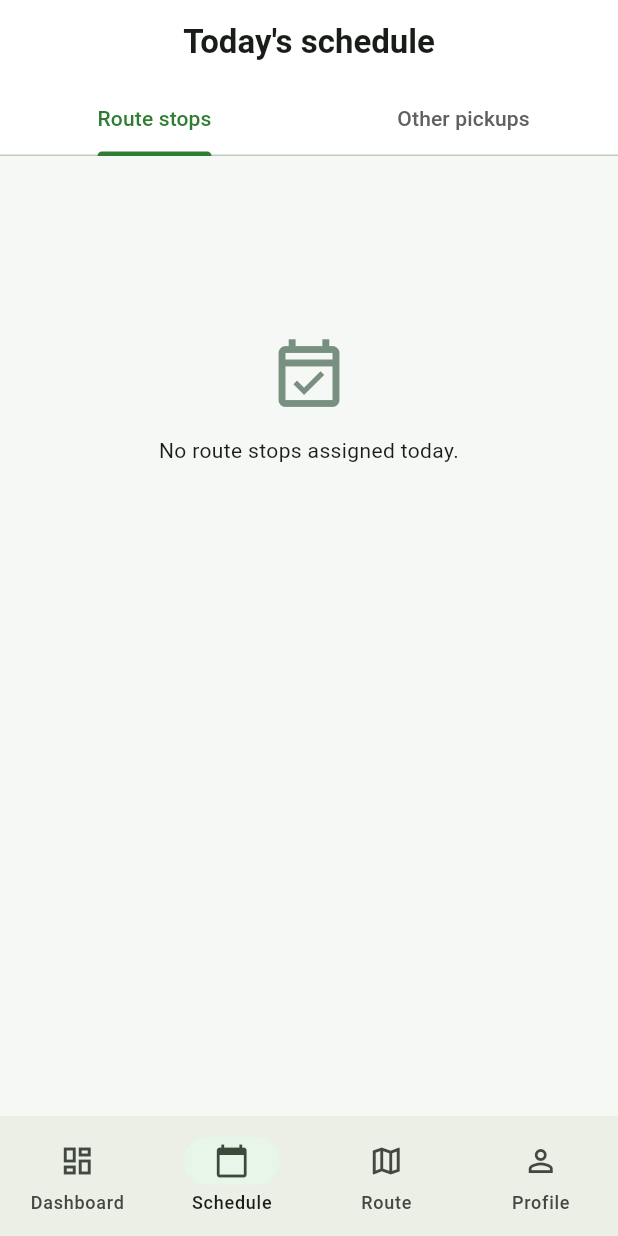
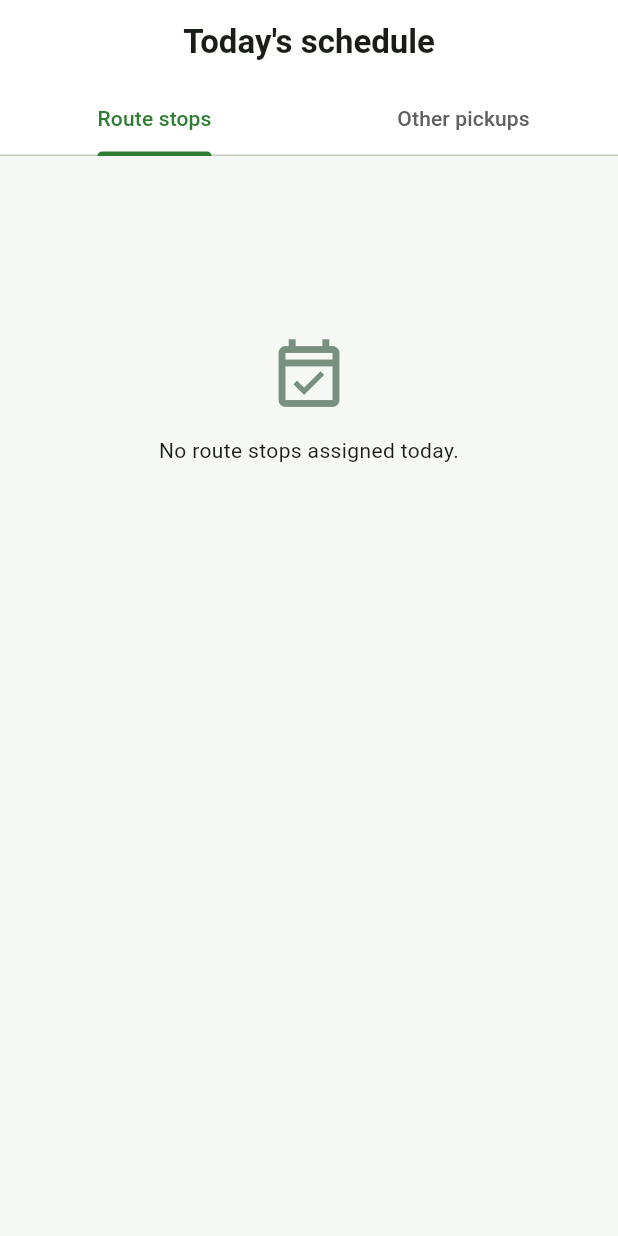
Before and after one commit to thisantha01/EcoTrack--Neighborhood-Waste-and-Recycling-Coordination-System-, a Flutter app: the TodayScheduleScreen screen opened directly, on a phone screen of 412 x 824 dp. Run offline on Flutter 3.47's test engine with Material 3 defaults, Android fonts, the phone set to English and light mode, and no system bars; our stand-ins replace cached_network_image, flutter_map, flutter_secure_storage, geolocator, image_picker, latlong2; accounts and stored records are empty; network calls fail.

Commit message:
fix bottom navigation bar issue in driver dashboard

```diff
--- a/frontend_flutter/lib/screens/driver/driver_dashboard.dart
+++ b/frontend_flutter/lib/screens/driver/driver_dashboard.dart
@@ -4,7 +4,7 @@ import 'package:provider/provider.dart';
 import '../../providers/auth_provider.dart';
 import '../../providers/driver_provider.dart';
 import '../profile/profile_screen.dart';
-import 'assign_pickup_screen.dart';
+import 'today_schedule_screen.dart';
 import 'today_route_screen.dart';
 
 class DriverDashboard extends StatefulWidget {
@@ -22,7 +22,7 @@ class _DriverDashboardState extends State<DriverDashboard> {
     const pages = [
       _DriverHome(),
       TodayRouteScreen(),
-      AssignPickupScreen(),
+      TodayScheduleScreen(),
       ProfileScreen(),
     ];
     return Scaffold(
--- a/frontend_flutter/lib/screens/driver/pickup_detail_screen.dart
+++ b/frontend_flutter/lib/screens/driver/pickup_detail_screen.dart
@@ -2,7 +2,7 @@ import 'package:flutter/material.dart';
 import 'package:provider/provider.dart';
 import '../../models/pickup_model.dart';
 import '../../providers/driver_provider.dart';
-import 'widgets/driver_bottom_navigation.dart';
+
 
 class PickupDetailScreen extends StatefulWidget {
   final PickupModel pickup;
@@ -362,7 +362,7 @@ class _PickupDetailScreenState extends State<PickupDetailScreen> {
           ),
         ),
       ),
-      bottomNavigationBar: const DriverBottomNavigation(selectedIndex: 1),
+
     );
   }
 }
--- a/frontend_flutter/lib/screens/driver/today_route_screen.dart
+++ b/frontend_flutter/lib/screens/driver/today_route_screen.dart
@@ -4,7 +4,7 @@ import 'package:latlong2/latlong.dart';
 import 'package:provider/provider.dart';
 
 import '../../providers/driver_provider.dart';
-import 'widgets/driver_bottom_navigation.dart';
+
 
 class TodayRouteScreen extends StatefulWidget {
   const TodayRouteScreen({super.key, this.showBottomNavigationBar = true});
@@ -102,9 +102,7 @@ class _TodayRouteScreenState extends State<TodayRouteScreen> {
                     _StopList(route: route!, stops: stops, onTap: (stop) => _showStopActions(route, stop)),
                 ],
               ),
-      bottomNavigationBar: widget.showBottomNavigationBar
-          ? const DriverBottomNavigation(selectedIndex: 2)
-          : null,
+
     );
   }
 
--- a/frontend_flutter/lib/screens/driver/today_schedule_screen.dart
+++ b/frontend_flutter/lib/screens/driver/today_schedule_screen.dart
@@ -3,7 +3,7 @@ import 'package:provider/provider.dart';
 
 import '../../providers/driver_provider.dart';
 import 'pickup_detail_screen.dart';
-import 'widgets/driver_bottom_navigation.dart';
+
 
 class TodayScheduleScreen extends StatefulWidget {
   const TodayScheduleScreen({super.key, this.showBottomNavigationBar = true});
@@ -89,9 +89,7 @@ class _TodayScheduleScreenState extends State<TodayScheduleScreen>
                 ],
               ),
             ),
-      bottomNavigationBar: widget.showBottomNavigationBar
-          ? const DriverBottomNavigation(selectedIndex: 1)
-          : null,
+
     );
   }
 
--- a/frontend_flutter/lib/screens/driver/widgets/driver_bottom_navigation.dart
+++ /dev/null
@@ -1,45 +0,0 @@
-import 'package:flutter/material.dart';
-
-import '../driver_dashboard.dart';
-
-class DriverBottomNavigation extends StatelessWidget {
-  const DriverBottomNavigation({super.key, required this.selectedIndex});
-
-  final int selectedIndex;
-
-  @override
-  Widget build(BuildContext context) => NavigationBar(
-        selectedIndex: selectedIndex,
-        indicatorColor: const Color(0xFFE8F5E9),
-        onDestinationSelected: (index) {
-          Navigator.of(context).pushAndRemoveUntil(
-            MaterialPageRoute<void>(
-              builder: (_) => DriverDashboard(initialIndex: index),
-            ),
-            (_) => false,
-          );
-        },
-        destinations: const [
-          NavigationDestination(
-            icon: Icon(Icons.dashboard_outlined),
-            selectedIcon: Icon(Icons.dashboard),
-            label: 'Dashboard',
-          ),
-          NavigationDestination(
-            icon: Icon(Icons.calendar_today_outlined),
-            selectedIcon: Icon(Icons.calendar_today),
-            label: 'Schedule',
-          ),
-          NavigationDestination(
-            icon: Icon(Icons.map_outlined),
-            selectedIcon: Icon(Icons.map),
-            label: 'Route',
-          ),
-          NavigationDestination(
-            icon: Icon(Icons.person_outline),
-            selectedIcon: Icon(Icons.person),
-            label: 'Profile',
-          ),
-        ],
-      );
-}
```
